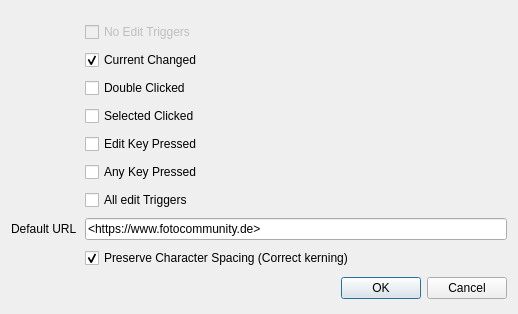
Old version of the form settingsdialog.ui in the repository mac-curver/BilderLegenden.
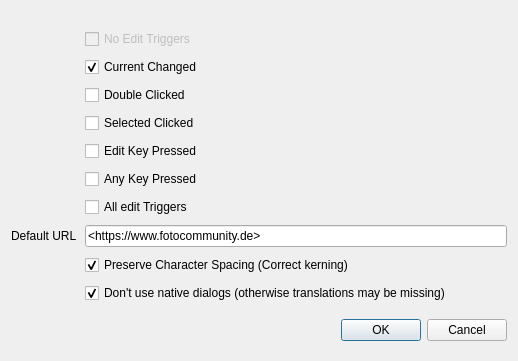
New version of the form.

Commit message: Translations added Finally settingsDialog.awake() called to correctly synchronize settings with the display. Don't use native Dialogs setting added

```diff
--- a/settingsdialog.ui
+++ b/settingsdialog.ui
@@ -7,7 +7,7 @@
     <x>0</x>
     <y>0</y>
     <width>518</width>
-    <height>314</height>
+    <height>361</height>
    </rect>
   </property>
   <property name="sizePolicy">
@@ -134,6 +134,16 @@
        </property>
       </widget>
      </item>
+     <item row="9" column="1">
+      <widget class="QCheckBox" name="dontUseNativeDialogsCheckBox">
+       <property name="text">
+        <string>Don't use native dialogs (otherwise translations may be missing)</string>
+       </property>
+       <property name="checked">
+        <bool>true</bool>
+       </property>
+      </widget>
+     </item>
     </layout>
    </item>
    <item>
```
Left out of the diff: 116 changed lines with no effect on the pictures. The commit also changes 14 other files.
